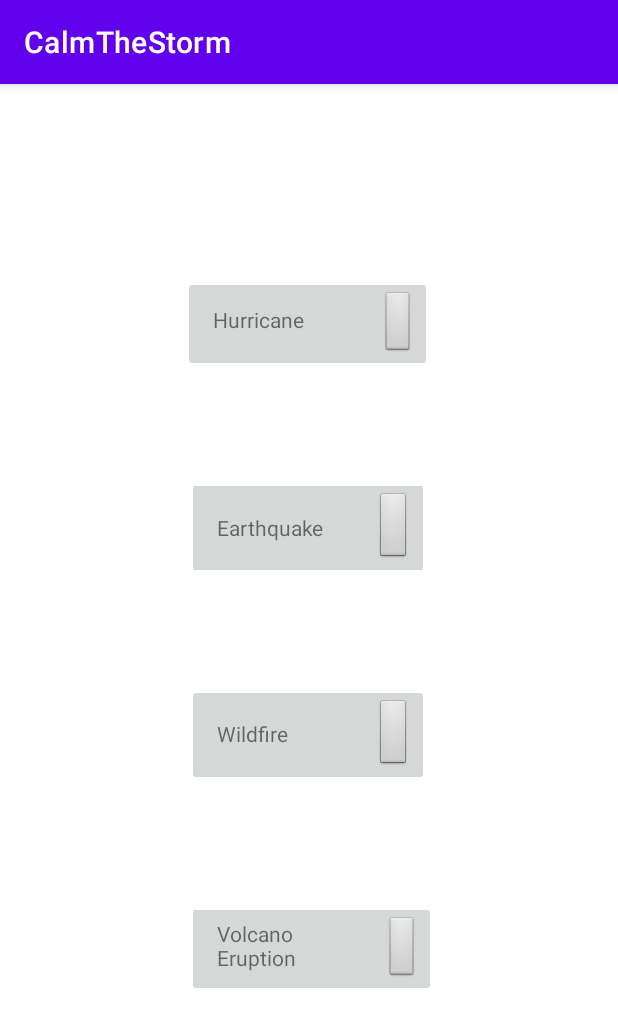
After one commit to MatinMirzaei/CalmTheStorm, an Android app: the DisasterSelectActivity screen opened directly, with no data from a screen before it, on a phone screen of 412 x 824 dp. The commit adds this screen. Shown: the top 1027 px of the screen. Run offline under Robolectric (Android 15) with nearby library versions, the phone set to English and light mode, and no system bars.

Commit message:
added activity for disaster selection

```diff
--- a/app/src/main/AndroidManifest.xml
+++ b/app/src/main/AndroidManifest.xml
@@ -9,6 +9,7 @@
         android:roundIcon="@mipmap/ic_launcher_round"
         android:supportsRtl="true"
         android:theme="@style/Theme.CalmTheStorm">
+        <activity android:name=".DisasterSelectActivity"></activity>
         <activity android:name=".MainActivity">
             <intent-filter>
                 <action android:name="android.intent.action.MAIN" />
--- /dev/null
+++ b/app/src/main/java/com/example/calmthestorm/DisasterSelectActivity.java
@@ -0,0 +1,14 @@
+package com.example.calmthestorm;
+
+import androidx.appcompat.app.AppCompatActivity;
+
+import android.os.Bundle;
+
+public class DisasterSelectActivity extends AppCompatActivity {
+
+    @Override
+    protected void onCreate(Bundle savedInstanceState) {
+        super.onCreate(savedInstanceState);
+        setContentView(R.layout.activity_disaster_select);
+    }
+}
--- a/app/src/main/java/com/example/calmthestorm/MainActivity.java
+++ b/app/src/main/java/com/example/calmthestorm/MainActivity.java
@@ -2,7 +2,9 @@ package com.example.calmthestorm;
 
 import androidx.appcompat.app.AppCompatActivity;
 
+import android.content.Intent;
 import android.os.Bundle;
+import android.view.View;
 
 public class MainActivity extends AppCompatActivity {
 
@@ -11,4 +13,10 @@ public class MainActivity extends AppCompatActivity {
         super.onCreate(savedInstanceState);
         setContentView(R.layout.activity_main);
     }
+
+    public void selectDisaster(View view){
+        Intent intent = new Intent(this, DisasterSelectActivity.class);
+        startActivity(intent);
+
+    }
 }
--- /dev/null
+++ b/app/src/main/res/layout/activity_disaster_select.xml
@@ -0,0 +1,107 @@
+<?xml version="1.0" encoding="utf-8"?>
+<androidx.constraintlayout.widget.ConstraintLayout xmlns:android="http://schemas.android.com/apk/res/android"
+    xmlns:app="http://schemas.android.com/apk/res-auto"
+    xmlns:tools="http://schemas.android.com/tools"
+    android:layout_width="match_parent"
+    android:layout_height="match_parent"
+    tools:context=".DisasterSelectActivity">
+
+    <ImageButton
+        android:id="@+id/volcanoBtn"
+        android:layout_width="166dp"
+        android:layout_height="64dp"
+        android:layout_marginTop="70dp"
+        android:scaleType="fitEnd"
+        app:layout_constraintBottom_toBottomOf="parent"
+        app:layout_constraintEnd_toEndOf="@+id/wildfireBtn"
+        app:layout_constraintHorizontal_bias="0.0"
+        app:layout_constraintStart_toStartOf="@+id/wildfireBtn"
+        app:layout_constraintTop_toBottomOf="@+id/wildfireBtn"
+        app:layout_constraintVertical_bias="0.039"
+        app:srcCompat="@android:drawable/btn_default" />
+
+    <ImageButton
+        android:id="@+id/hurricaneBtn"
+        android:layout_width="166dp"
+        android:layout_height="64dp"
+        android:layout_marginTop="128dp"
+        android:scaleType="fitEnd"
+        app:layout_constraintEnd_toEndOf="parent"
+        app:layout_constraintHorizontal_bias="0.497"
+        app:layout_constraintStart_toStartOf="parent"
+        app:layout_constraintTop_toTopOf="parent"
+        app:srcCompat="@android:drawable/btn_default" />
+
+    <ImageButton
+        android:id="@+id/earthquakeBtn"
+        android:layout_width="161dp"
+        android:layout_height="68dp"
+        android:layout_marginTop="70dp"
+        android:scaleType="fitEnd"
+        app:layout_constraintEnd_toEndOf="@+id/hurricaneBtn"
+        app:layout_constraintHorizontal_bias="0.6"
+        app:layout_constraintStart_toStartOf="@+id/hurricaneBtn"
+        app:layout_constraintTop_toBottomOf="@+id/hurricaneBtn"
+        app:srcCompat="@android:drawable/btn_default" />
+
+    <ImageButton
+        android:id="@+id/wildfireBtn"
+        android:layout_width="161dp"
+        android:layout_height="68dp"
+        android:layout_marginTop="70dp"
+        android:scaleType="fitEnd"
+        app:layout_constraintEnd_toEndOf="@+id/earthquakeBtn"
+        app:layout_constraintHorizontal_bias="0.0"
+        app:layout_constraintStart_toStartOf="@+id/earthquakeBtn"
+        app:layout_constraintTop_toBottomOf="@+id/earthquakeBtn"
+        app:srcCompat="@android:drawable/btn_default" />
+
+    <TextView
+        android:id="@+id/hurricaneBtnText"
+        android:layout_width="73dp"
+        android:layout_height="24dp"
+        android:layout_marginStart="20dp"
+        android:layout_marginLeft="20dp"
+        android:text="Hurricane"
+        android:textSize="14sp"
+        app:layout_constraintBottom_toBottomOf="@+id/hurricaneBtn"
+        app:layout_constraintStart_toStartOf="@+id/hurricaneBtn"
+        app:layout_constraintTop_toTopOf="@+id/hurricaneBtn"
+        app:layout_constraintVertical_bias="0.488" />
+
+    <TextView
+        android:id="@+id/earthquakeBtnText"
+        android:layout_width="wrap_content"
+        android:layout_height="wrap_content"
+        android:layout_marginStart="20dp"
+        android:layout_marginLeft="20dp"
+        android:text="Earthquake"
+        app:layout_constraintBottom_toBottomOf="@+id/earthquakeBtn"
+        app:layout_constraintStart_toStartOf="@+id/earthquakeBtn"
+        app:layout_constraintTop_toTopOf="@+id/earthquakeBtn"
+        app:layout_constraintVertical_bias="0.489" />
+
+    <TextView
+        android:id="@+id/volcanoBtnText"
+        android:layout_width="74dp"
+        android:layout_height="39dp"
+        android:layout_marginStart="20dp"
+        android:layout_marginLeft="20dp"
+        android:text="Volcano Eruption"
+        app:layout_constraintBottom_toBottomOf="@+id/volcanoBtn"
+        app:layout_constraintStart_toStartOf="@+id/volcanoBtn"
+        app:layout_constraintTop_toTopOf="@+id/volcanoBtn"
+        app:layout_constraintVertical_bias="0.488" />
+
+    <TextView
+        android:id="@+id/wildfireBtnText"
+        android:layout_width="67dp"
+        android:layout_height="20dp"
+        android:layout_marginStart="20dp"
+        android:layout_marginLeft="20dp"
+        android:text="Wildfire"
+        app:layout_constraintBottom_toBottomOf="@+id/wildfireBtn"
+        app:layout_constraintStart_toStartOf="@+id/wildfireBtn"
+        app:layout_constraintTop_toTopOf="@+id/wildfireBtn"
+        app:layout_constraintVertical_bias="0.489" />
+</androidx.constraintlayout.widget.ConstraintLayout>
--- a/app/src/main/res/layout/activity_main.xml
+++ b/app/src/main/res/layout/activity_main.xml
@@ -56,6 +56,7 @@
         android:layout_width="300dp"
         android:layout_height="100dp"
         android:layout_marginTop="128dp"
+        android:onClick="selectDisaster"
         android:scaleType="fitEnd"
         app:layout_constraintBottom_toTopOf="@+id/mapsBtn"
         app:layout_constraintEnd_toEndOf="parent"
@@ -82,6 +83,7 @@
         android:layout_width="300dp"
         android:layout_height="100dp"
         android:layout_marginBottom="40dp"
+        android:onClick="selectDisaster"
         android:scaleType="fitEnd"
         app:layout_constraintBottom_toTopOf="@+id/survivalKitBtn"
         app:layout_constraintEnd_toEndOf="@+id/disasterInfoBtn"
@@ -104,6 +106,7 @@
         android:layout_width="300dp"
         android:layout_height="100dp"
         android:layout_marginBottom="160dp"
+        android:onClick="selectDisaster"
         android:scaleType="fitEnd"
         app:layout_constraintBottom_toBottomOf="parent"
         app:layout_constraintEnd_toEndOf="@+id/mapsBtn"
```
